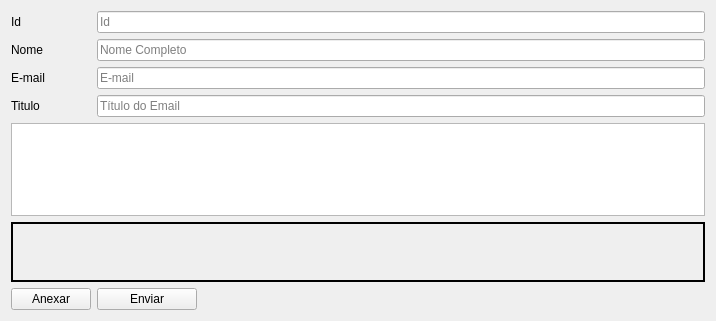
Old version of the form Telas/UI/Email.ui in the repository Nautilidae-project/Nautilus.
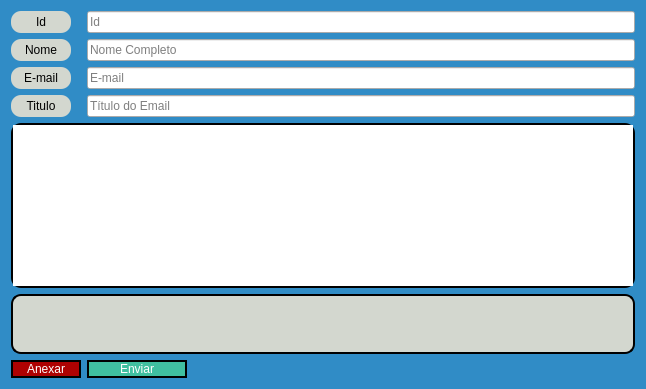
New version of the form.

Commit message: 1-Abertura e Envio de Arquivos -2-Refatoração de envio de email

```diff
--- a/Telas/UI/Email.ui
+++ b/Telas/UI/Email.ui
@@ -6,29 +6,109 @@
    <rect>
     <x>0</x>
     <y>0</y>
-    <width>716</width>
-    <height>321</height>
+    <width>646</width>
+    <height>389</height>
    </rect>
   </property>
+  <property name="maximumSize">
+   <size>
+    <width>16777215</width>
+    <height>450</height>
+   </size>
+  </property>
   <property name="windowTitle">
    <string>Form</string>
   </property>
+  <property name="styleSheet">
+   <string notr="true">#Form {
+	background-color: rgb(48, 140, 198);
+}
+
+#textEdit {
+	border: 2px solid;
+	border-radius: 10px;
+}
+
+QLabel {
+	border: 2px tranparent;
+	border-radius: 10px;
+	
+	background-color: rgb(211, 215, 207);
+}
+
+#lbRecebeNomeArquivo {
+	border: 2px solid;
+	border-radius: 10px;
+}
+
+QPushButton{
+	color: rgb(255, 255, 255);
+	background-color: rgb(174, 2, 2);
+	border: 2px solid;
+	border-radius: 10px;
+}
+
+#pbEnviar {
+	background-color: rgb(64, 191, 160);
+
+}
+
+#pbEnviar:hover {
+	background-color: rgb(64, 191, 121);
+}
+
+#pbAnexar:hover {
+	background-color: rgb(173, 127, 168);
+}
+</string>
+  </property>
   <layout class="QFormLayout" name="formLayout">
    <property name="horizontalSpacing">
     <number>6</number>
    </property>
    <item row="0" column="0">
     <widget class="QLabel" name="label_3">
+     <property name="minimumSize">
+      <size>
+       <width>60</width>
+       <height>0</height>
+      </size>
+     </property>
      <property name="text">
+      <string>Id</string>
+     </property>
+     <property name="alignment">
+      <set>Qt::AlignCenter</set>
+     </property>
+    </widget>
+   </item>
+   <item row="0" column="1">
+    <widget class="QLineEdit" name="leId">
+     <property name="inputMask">
+      <string/>
+     </property>
+     <property name="text">
+      <string/>
+     </property>
+     <property name="placeholderText">
       <string>Id</string>
      </property>
     </widget>
    </item>
    <item row="1" column="0">
     <widget class="QLabel" name="label">
+     <property name="minimumSize">
+      <size>
+       <width>60</width>
+       <height>0</height>
+      </size>
+     </property>
      <property name="text">
       <string>Nome</string>
      </property>
+     <property name="alignment">
+      <set>Qt::AlignCenter</set>
+     </property>
     </widget>
    </item>
    <item row="1" column="1">
@@ -46,9 +126,18 @@
    </item>
    <item row="2" column="0">
     <widget class="QLabel" name="label_2">
+     <property name="minimumSize">
+      <size>
+       <width>60</width>
+       <height>0</height>
+      </size>
+     </property>
      <property name="text">
       <string>E-mail</string>
      </property>
+     <property name="alignment">
+      <set>Qt::AlignCenter</set>
+     </property>
     </widget>
    </item>
    <item row="2" column="1">
@@ -64,45 +153,20 @@
      </property>
     </widget>
    </item>
-   <item row="6" column="0" colspan="2">
-    <widget class="QLabel" name="lbRecebeNomeArquivo">
-     <property name="minimumSize">
-      <size>
-       <width>0</width>
-       <height>60</height>
-      </size>
-     </property>
-     <property name="styleSheet">
-      <string notr="true">#lbRecebeNomeArquivo {
-	border: 2px solid;
-}</string>
-     </property>
-     <property name="text">
-      <string/>
-     </property>
-     <property name="alignment">
-      <set>Qt::AlignCenter</set>
-     </property>
-    </widget>
-   </item>
-   <item row="0" column="1">
-    <widget class="QLineEdit" name="leId">
-     <property name="inputMask">
-      <string/>
-     </property>
-     <property name="text">
-      <string/>
-     </property>
-     <property name="placeholderText">
-      <string>Id</string>
-     </property>
-    </widget>
-   </item>
    <item row="3" column="0">
     <widget class="QLabel" name="label_4">
+     <property name="minimumSize">
+      <size>
+       <width>60</width>
+       <height>0</height>
+      </size>
+     </property>
      <property name="text">
       <string>Titulo</string>
      </property>
+     <property name="alignment">
+      <set>Qt::AlignCenter</set>
+     </property>
     </widget>
    </item>
    <item row="3" column="1">
@@ -119,16 +183,54 @@
     </widget>
    </item>
    <item row="5" column="0" colspan="2">
-    <widget class="QTextEdit" name="textEdit"/>
+    <widget class="QTextEdit" name="textEdit">
+     <property name="styleSheet">
+      <string notr="true"/>
+     </property>
+    </widget>
    </item>
-   <item row="7" column="0">
+   <item row="6" column="0" colspan="2">
+    <widget class="QLabel" name="lbRecebeNomeArquivo">
+     <property name="minimumSize">
+      <size>
+       <width>0</width>
+       <height>60</height>
+      </size>
+     </property>
+     <property name="styleSheet">
+      <string notr="true">#lbRecebeNomeArquivo {
+	border: 2px solid;
+	border-radius: 10px;
+}</string>
+     </property>
+     <property name="text">
+      <string/>
+     </property>
+     <property name="alignment">
+      <set>Qt::AlignCenter</set>
+     </property>
+    </widget>
+   </item>
+   <item row="8" column="0">
     <widget class="QPushButton" name="pbAnexar">
+     <property name="minimumSize">
+      <size>
+       <width>70</width>
+       <height>0</height>
+      </size>
+     </property>
+     <property name="maximumSize">
+      <size>
+       <width>100</width>
+       <height>16777215</height>
+      </size>
+     </property>
      <property name="text">
       <string>Anexar</string>
      </property>
     </widget>
    </item>
-   <item row="7" column="1">
+   <item row="8" column="1">
     <widget class="QPushButton" name="pbEnviar">
      <property name="sizePolicy">
       <sizepolicy hsizetype="Minimum" vsizetype="Fixed">
@@ -138,7 +240,7 @@
      </property>
      <property name="minimumSize">
       <size>
-       <width>100</width>
+       <width>70</width>
        <height>0</height>
       </size>
      </property>
```
The commit also changes 11 other files.
